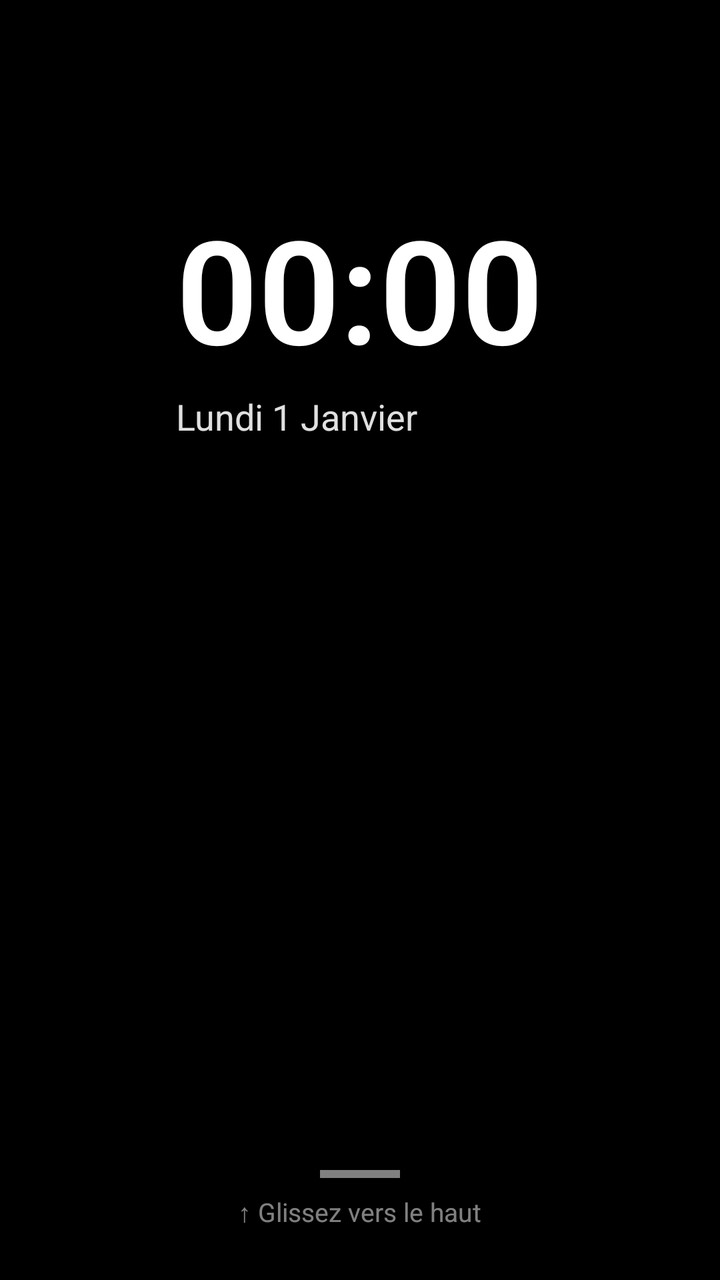
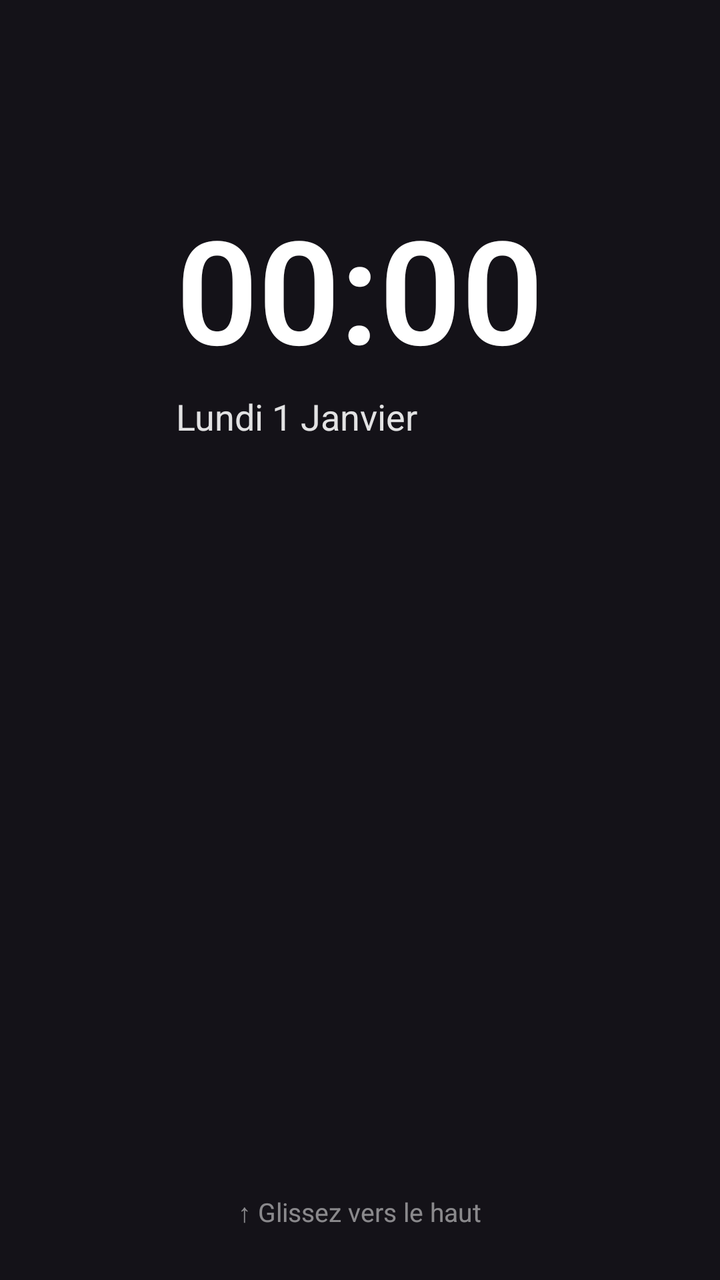

Compare the two renders of this Android layout. The source of the first and the diff that turns it into the second are given below.
<!-- AndroidManifest.xml: application theme Theme.Luncher -->
<!-- res/layout/activity_launcher.xml -->
<?xml version="1.0" encoding="utf-8"?>
<FrameLayout xmlns:android="http://schemas.android.com/apk/res/android"
    android:layout_width="match_parent"
    android:layout_height="match_parent"
    android:id="@+id/root_layout"
    android:background="#000000">

    
    <LinearLayout
        android:layout_width="match_parent"
        android:layout_height="match_parent"
        android:orientation="vertical">

        <LinearLayout
            android:id="@+id/time_container"
            android:layout_width="wrap_content"
            android:layout_height="wrap_content"
            android:orientation="vertical"
            android:layout_gravity="center_horizontal"
            android:layout_marginTop="80dp"
            android:padding="16dp">

            <TextView
                android:id="@+id/heure_texte"
                android:layout_width="wrap_content"
                android:layout_height="wrap_content"
                android:text="00:00"
                android:textSize="72sp"
                android:textStyle="bold"
                android:textColor="#FFFFFF"
                android:fontFamily="sans-serif-light"/>

            <TextView
                android:id="@+id/date_texte"
                android:layout_width="wrap_content"
                android:layout_height="wrap_content"
                android:text="Lundi 1 Janvier"
                android:textSize="18sp"
                android:textColor="#E0FFFFFF"
                android:layout_marginTop="4dp"/>
        </LinearLayout>

        <View
            android:layout_width="match_parent"
            android:layout_height="0dp"
            android:layout_weight="1"/>

        
        <LinearLayout
            android:id="@+id/drag_handle"
            android:layout_width="match_parent"
            android:layout_height="80dp"
            android:gravity="center"
            android:orientation="vertical">

            <View
                android:layout_width="40dp"
                android:layout_height="4dp"
                android:background="#80FFFFFF"
                android:layout_marginBottom="8dp"/>

            <TextView
                android:layout_width="wrap_content"
                android:layout_height="wrap_content"
                android:text="↑ Glissez vers le haut"
                android:textColor="#80FFFFFF"
                android:textSize="13sp"/>
        </LinearLayout>
    </LinearLayout>

    
    <LinearLayout
        android:id="@+id/drawer_layout"
        android:layout_width="match_parent"
        android:layout_height="match_parent"
        android:orientation="vertical"
        android:background="#F0000000"
        android:elevation="24dp"
        android:translationY="1000dp"
        android:visibility="gone">

        
        <EditText
            android:id="@+id/search_input"
            android:layout_width="match_parent"
            android:layout_height="48dp"
            android:hint="🔍 Rechercher une application..."
            android:textColor="#FFFFFF"
            android:textColorHint="#80FFFFFF"
            android:background="#20FFFFFF"
            android:paddingHorizontal="16dp"
            android:layout_margin="12dp"
            android:inputType="textFilter"/>

        
        <androidx.recyclerview.widget.RecyclerView
            android:id="@+id/apps_recycler"
            android:layout_width="match_parent"
            android:layout_height="match_parent"
            android:paddingHorizontal="8dp"
            android:clipToPadding="false"/>

        
        <TextView
            android:layout_width="match_parent"
            android:layout_height="wrap_content"
            android:text="↓ Glissez vers le bas pour fermer"
            android:textColor="#60FFFFFF"
            android:textSize="12sp"
            android:gravity="center"
            android:padding="8dp"/>
    </LinearLayout>

    
    <LinearLayout
        android:id="@+id/permission_overlay"
        android:layout_width="match_parent"
        android:layout_height="match_parent"
        android:orientation="vertical"
        android:background="#00000000"
        android:gravity="center"
        android:padding="32dp"
        android:visibility="gone">

        <TextView
            android:layout_width="match_parent"
            android:layout_height="wrap_content"
            android:text="🔐 Permissions nécessaires"
            android:textSize="24sp"
            android:textStyle="bold"
            android:textColor="#FFFFFF"
            android:gravity="center"
            android:layout_marginBottom="24dp"/>

        <TextView
            android:layout_width="match_parent"
            android:layout_height="wrap_content"
            android:text="Pour afficher les messages au-dessus de toutes les applications :"
            android:textSize="15sp"
            android:textColor="#E0FFFFFF"
            android:gravity="center"
            android:layout_marginBottom="32dp"/>

        <Button
            android:id="@+id/btn_grant_all"
            android:layout_width="match_parent"
            android:layout_height="55dp"
            android:text="✅ Accorder toutes les permissions"
            android:textSize="16sp"
            android:backgroundTint="#2563EB"
            android:textColor="#FFFFFF"/>
    </LinearLayout>

</FrameLayout>
<!-- resources referenced by this layout -->
<resources>
  <style name="Theme.Luncher" parent="Theme.Material3.Dark.NoActionBar">
          <item name="android:statusBarColor">@android:color/transparent</item>
          <item name="android:windowLightStatusBar">false</item>
      </style>
</resources>

<!-- the commit's change to res/layout/activity_launcher.xml (unified diff, before → after) -->
@@ -3,7 +3,7 @@
     android:layout_width="match_parent"
     android:layout_height="match_parent"
     android:id="@+id/root_layout"
-    android:background="#000000">
+    android:background="#00000000">
 
     
     <LinearLayout
@@ -56,7 +56,7 @@
             <View
                 android:layout_width="40dp"
                 android:layout_height="4dp"
-                android:background="#80FFFFFF"
+                android:background="#00000000"
                 android:layout_marginBottom="8dp"/>
 
             <TextView
@@ -74,7 +74,7 @@
         android:layout_width="match_parent"
         android:layout_height="match_parent"
         android:orientation="vertical"
-        android:background="#F0000000"
+        android:background="#00000000"
         android:elevation="24dp"
         android:translationY="1000dp"
         android:visibility="gone">
@@ -87,7 +87,7 @@
             android:hint="🔍 Rechercher une application..."
             android:textColor="#FFFFFF"
             android:textColorHint="#80FFFFFF"
-            android:background="#20FFFFFF"
+            android:background="#00000000"
             android:paddingHorizontal="16dp"
             android:layout_margin="12dp"
             android:inputType="textFilter"/>
